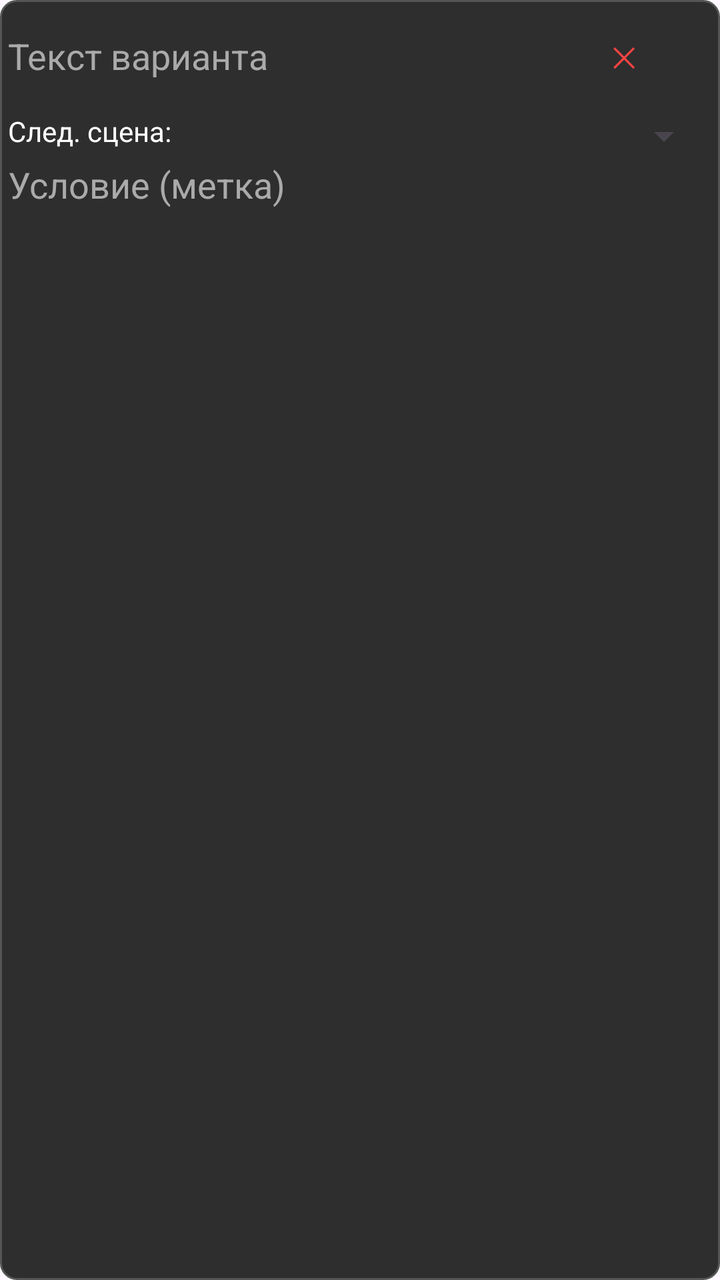
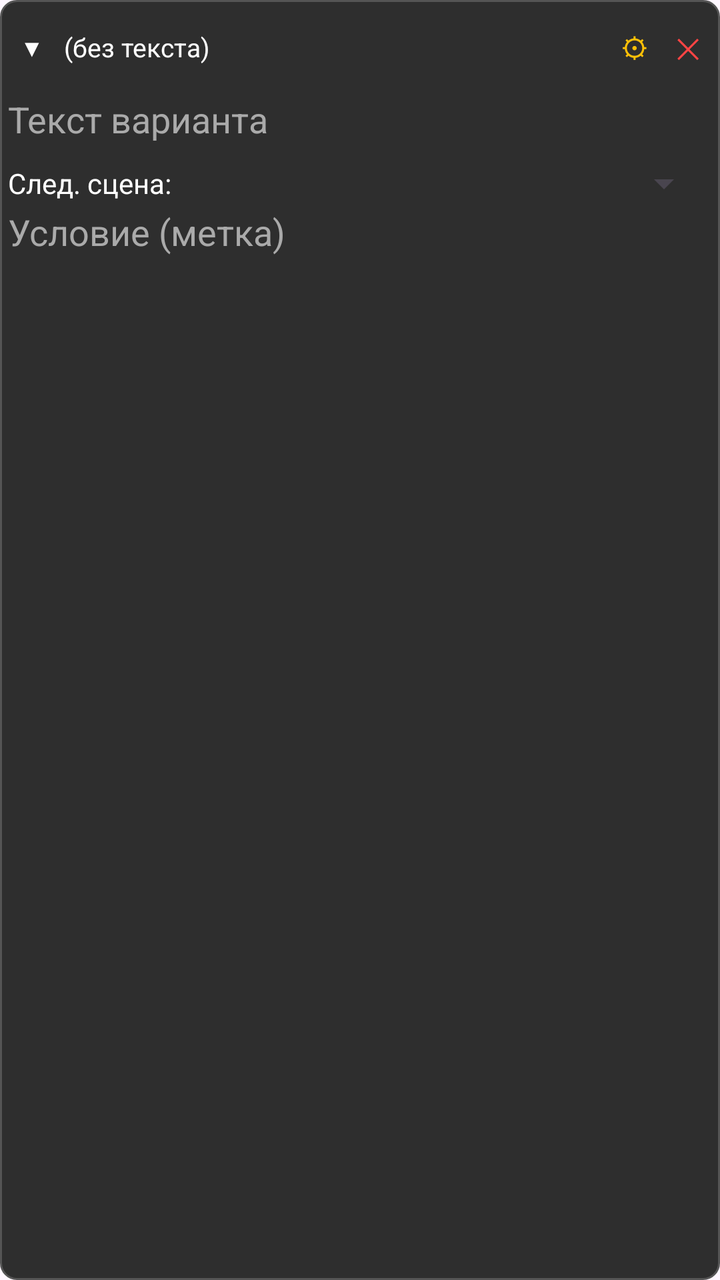

Screens rendered from an Android XML layout before and after an edit, with the pre-edit source and the edit as a unified diff.
<!-- AndroidManifest.xml: application theme Theme.Adventure -->
<!-- res/layout/item_editor_choice.xml -->
<?xml version="1.0" encoding="utf-8"?>
<LinearLayout xmlns:android="http://schemas.android.com/apk/res/android"
    android:layout_width="match_parent"
    android:layout_height="wrap_content"
    android:orientation="vertical"
    android:layout_marginBottom="8dp"
    android:padding="4dp"
    android:background="@drawable/scene_background">

    
    <LinearLayout
        android:layout_width="match_parent"
        android:layout_height="wrap_content"
        android:orientation="horizontal"
        android:gravity="center_vertical">

        <EditText
            android:id="@+id/et_choice_text"
            android:layout_width="0dp"
            android:layout_height="wrap_content"
            android:layout_weight="1"
            android:hint="Текст варианта"
            android:textColor="#FFFFFF"
            android:textColorHint="#AAAAAA"
            android:background="@android:color/transparent" />

        <Button
            android:id="@+id/btn_delete_choice"
            android:layout_width="wrap_content"
            android:layout_height="wrap_content"
            android:text="✕"
            android:textColor="#FF4444"
            style="?android:attr/borderlessButtonStyle"
            android:textSize="14sp" />
    </LinearLayout>

    <LinearLayout
        android:layout_width="match_parent"
        android:layout_height="wrap_content"
        android:orientation="horizontal"
        android:layout_marginTop="4dp">

        <TextView
            android:layout_width="wrap_content"
            android:layout_height="wrap_content"
            android:text="След. сцена:"
            android:textColor="#FFFFFF" />

        <Spinner
            android:id="@+id/spinner_next_scene"
            android:layout_width="0dp"
            android:layout_height="wrap_content"
            android:layout_weight="1" />
    </LinearLayout>

    <EditText
        android:id="@+id/et_choice_condition"
        android:layout_width="match_parent"
        android:layout_height="wrap_content"
        android:hint="Условие (метка)"
        android:textColor="#FFFFFF"
        android:textColorHint="#AAAAAA"
        android:background="@android:color/transparent" />
</LinearLayout>
<!-- resources referenced by this layout -->
<resources>
  <!-- drawable scene_background (drawable) -->
  <?xml version="1.0" encoding="utf-8"?>
  <shape xmlns:android="http://schemas.android.com/apk/res/android"
      android:shape="rectangle">
      <solid android:color="#2E2E2E" />
      <stroke
          android:width="1dp"
          android:color="#555555" />
      <corners android:radius="8dp" />
      <padding
          android:left="8dp"
          android:right="8dp"
          android:top="8dp"
          android:bottom="8dp" />
  </shape>
  <style name="Theme.Adventure" parent="Base.Theme.Adventure" />
  <style name="Base.Theme.Adventure" parent="Theme.Material3.DayNight.NoActionBar">
          
          
      </style>
</resources>

<!-- the commit's change to res/layout/item_editor_choice.xml (unified diff, before → after) -->
@@ -9,20 +9,58 @@
 
     
     <LinearLayout
+        android:id="@+id/choice_header"
         android:layout_width="match_parent"
         android:layout_height="wrap_content"
         android:orientation="horizontal"
-        android:gravity="center_vertical">
+        android:gravity="center_vertical"
+        android:clickable="true"
+        android:focusable="true"
+        android:background="?attr/selectableItemBackground">
 
-        <EditText
-            android:id="@+id/et_choice_text"
+        <TextView
+            android:id="@+id/tv_choice_chevron"
+            android:layout_width="24dp"
+            android:layout_height="24dp"
+            android:text="▼"
+            android:textSize="12sp"
+            android:textColor="#FFFFFF"
+            android:gravity="center" />
+
+        <TextView
+            android:id="@+id/tv_choice_summary"
             android:layout_width="0dp"
             android:layout_height="wrap_content"
             android:layout_weight="1"
-            android:hint="Текст варианта"
+            android:text="(без текста)"
             android:textColor="#FFFFFF"
-            android:textColorHint="#AAAAAA"
-            android:background="@android:color/transparent" />
+            android:textSize="13sp"
+            android:maxLines="1"
+            android:ellipsize="end"
+            android:layout_marginStart="4dp" />
+
+        <TextView
+            android:id="@+id/tv_choice_badges"
+            android:layout_width="wrap_content"
+            android:layout_height="wrap_content"
+            android:text=""
+            android:textColor="#9E9E9E"
+            android:textSize="11sp"
+            android:layout_marginStart="8dp"
+            android:layout_marginEnd="4dp" />
+
+        <Button
+            android:id="@+id/btn_choice_effects"
+            android:layout_width="wrap_content"
+            android:layout_height="wrap_content"
+            android:text="⚙"
+            android:textColor="#FFC107"
+            style="?android:attr/borderlessButtonStyle"
+            android:textSize="14sp"
+            android:minWidth="0dp"
+            android:minHeight="0dp"
+            android:paddingStart="8dp"
+            android:paddingEnd="8dp" />
 
         <Button
             android:id="@+id/btn_delete_choice"
@@ -31,34 +69,58 @@
             android:text="✕"
             android:textColor="#FF4444"
             style="?android:attr/borderlessButtonStyle"
-            android:textSize="14sp" />
+            android:textSize="14sp"
+            android:minWidth="0dp"
+            android:minHeight="0dp"
+            android:paddingStart="6dp"
+            android:paddingEnd="6dp" />
     </LinearLayout>
 
+    
     <LinearLayout
+        android:id="@+id/choice_body"
         android:layout_width="match_parent"
         android:layout_height="wrap_content"
-        android:orientation="horizontal"
-        android:layout_marginTop="4dp">
+        android:orientation="vertical"
+        android:paddingTop="4dp">
 
-        <TextView
-            android:layout_width="wrap_content"
+        <EditText
+            android:id="@+id/et_choice_text"
+            android:layout_width="match_parent"
             android:layout_height="wrap_content"
-            android:text="След. сцена:"
-            android:textColor="#FFFFFF" />
+            android:hint="Текст варианта"
+            android:textColor="#FFFFFF"
+            android:textColorHint="#AAAAAA"
+            android:background="@android:color/transparent"
+            android:layout_marginBottom="4dp" />
 
-        <Spinner
-            android:id="@+id/spinner_next_scene"
-            android:layout_width="0dp"
+        <LinearLayout
+            android:layout_width="match_parent"
             android:layout_height="wrap_content"
-            android:layout_weight="1" />
+            android:orientation="horizontal"
+            android:layout_marginTop="4dp">
+
+            <TextView
+                android:layout_width="wrap_content"
+                android:layout_height="wrap_content"
+                android:text="След. сцена:"
+                android:textColor="#FFFFFF"
+                android:layout_gravity="center_vertical" />
+
+            <Spinner
+                android:id="@+id/spinner_next_scene"
+                android:layout_width="0dp"
+                android:layout_height="wrap_content"
+                android:layout_weight="1" />
+        </LinearLayout>
+
+        <EditText
+            android:id="@+id/et_choice_condition"
+            android:layout_width="match_parent"
+            android:layout_height="wrap_content"
+            android:hint="Условие (метка)"
+            android:textColor="#FFFFFF"
+            android:textColorHint="#AAAAAA"
+            android:background="@android:color/transparent" />
     </LinearLayout>
-
-    <EditText
-        android:id="@+id/et_choice_condition"
-        android:layout_width="match_parent"
-        android:layout_height="wrap_content"
-        android:hint="Условие (метка)"
-        android:textColor="#FFFFFF"
-        android:textColorHint="#AAAAAA"
-        android:background="@android:color/transparent" />
 </LinearLayout>
